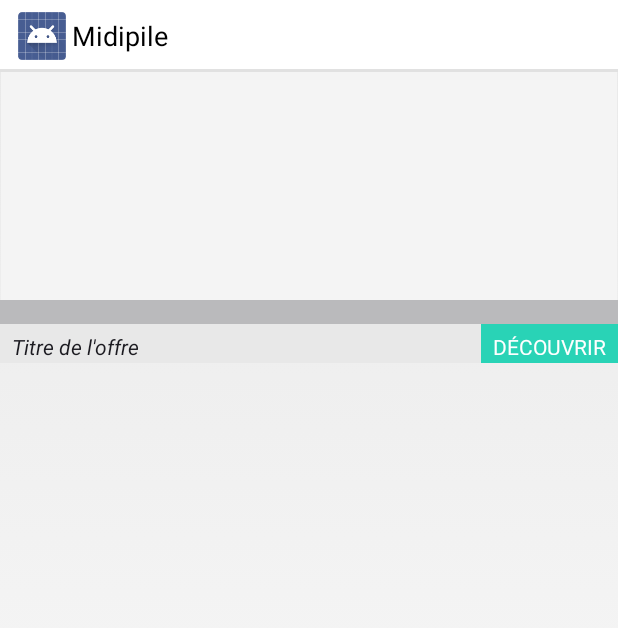
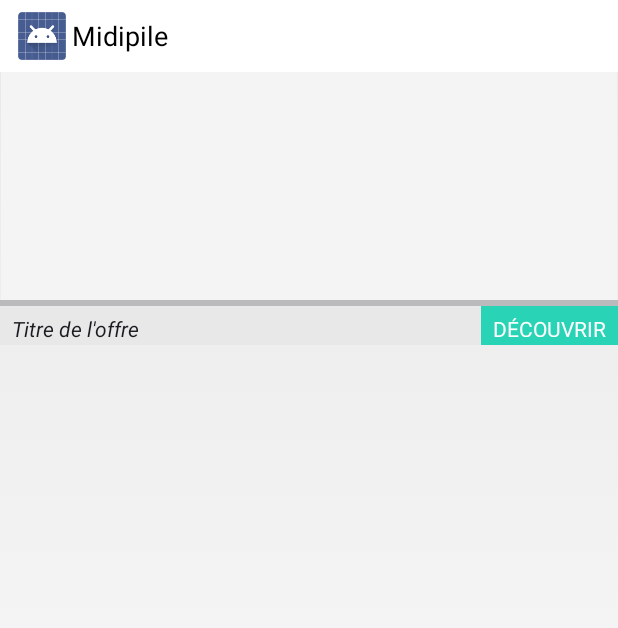
Before and after one commit to HugoGresse/midipile-android, an Android app: the layout list_item_deals.xml on its own in the app's theme, with its tools: preview values and no code run, on a phone screen of 412 x 824 dp. Shown: the top 628 px of the screen. Run offline under Robolectric (Android 15) with nearby library versions, the phone set to English and light mode, and no system bars.

Commit message:
Progress bar theme

```diff
--- a/app/src/main/java/fr/creads/midipile/fragments/DealsDayFragment.java
+++ b/app/src/main/java/fr/creads/midipile/fragments/DealsDayFragment.java
@@ -39,10 +39,10 @@ public class DealsDayFragment extends Fragment {
 
         Log.d("fr.creads.midipile", "dealsDay create view  ======");
         View rootView = inflater.inflate(R.layout.fragment_dealsday, container, false);
-        listDealsContainer = (LinearLayout)rootView.findViewById(R.id.listDealsContainer);
+//        listDealsContainer = (LinearLayout)rootView.findViewById(R.id.listDealsContainer);
         dealsListView = (ListView) rootView.findViewById(R.id.listDealsDayView);
 
-        setInsets(getActivity(), listDealsContainer);
+//        setInsets(getActivity(), listDealsContainer);
 
         return rootView;
     }
--- a/app/src/main/res/layout/list_item_deals.xml
+++ b/app/src/main/res/layout/list_item_deals.xml
@@ -15,9 +15,9 @@
         android:scaleType="fitCenter" />
 
     <ProgressBar
-        style="?android:attr/progressBarStyleHorizontal"
+        style="@style/ProgressBarMidipileTheme"
         android:layout_width="fill_parent"
-        android:layout_height="wrap_content"
+        android:layout_height="4dp"
         android:id="@+id/dealProgressBar"
         android:layout_below="@+id/dealImageView"
         android:layout_alignLeft="@+id/dealImageView" />
--- a/app/src/main/res/values/colors_midipiletheme.xml
+++ b/app/src/main/res/values/colors_midipiletheme.xml
@@ -1,6 +1,7 @@
 <?xml version="1.0" encoding="utf-8"?>
 <resources>
     <color name="midipiletheme_color">#29d3b6</color>
+    <color name="background_actionBar">#ffffff</color>
     <color name="background_drawer">#ffffff</color>
     <color name="background_drawer_focus">#eeeff1</color>
     <color name="background_drawer_pressed">#f7f8fa</color>
--- /dev/null
+++ b/app/src/main/res/values/integers.xml
@@ -0,0 +1,5 @@
+<?xml version="1.0" encoding="utf-8"?>
+<resources>
+
+    <integer name="progressbar">50</integer>
+</resources>
--- a/app/src/main/res/values/styles_midipiletheme.xml
+++ b/app/src/main/res/values/styles_midipiletheme.xml
@@ -4,11 +4,12 @@
 <resources xmlns:android="http://schemas.android.com/apk/res/android">
 
     <style name="ActionBarSolidMidipileTheme" parent="@android:style/Widget.Holo.Light.ActionBar.Solid">
-        <item name="android:background">@drawable/ab_solid_midipile</item>
+        <item name="android:background">@color/background_actionBar</item>
         <item name="android:backgroundStacked">@drawable/ab_stacked_solid_midipile</item>
         <item name="android:backgroundSplit">@drawable/ab_bottom_solid_midipile</item>
         <item name="android:progressBarStyle">@style/ProgressBar.Midipile</item>
     </style>
+
 
     <style name="ProgressBar.Midipile" parent="@android:style/Widget.Holo.Light.ProgressBar.Horizontal">
         <item name="android:progressDrawable">@drawable/progress_horizontal_midipile</item>
```
Also changed, not shown: app/src/main/java/fr/creads/midipile/activities/HomeActivity.java (+15 -2 lines).
